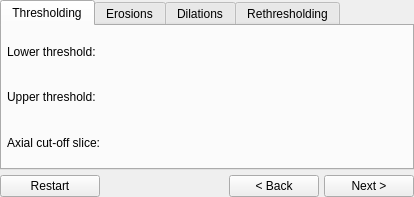
Above: Code/Gui/MITK/Plugins/uk.ac.ucl.cmic.midasmorphologicalsegmentor/src/internal/MIDASMorphologicalSegmentorViewControls.ui from NifTK/NifTK before the change. Below: the same form after it.
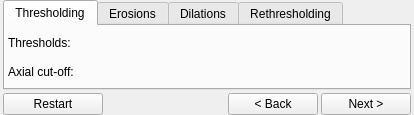
That is the form after the change. The open tabs and pages were chosen to show the change. Custom widgets are drawn as their Qt base class.

Commit message: Bug #2366: MIDAS morpho editor GUI tweaks

```diff
--- a/Code/Gui/MITK/Plugins/uk.ac.ucl.cmic.midasmorphologicalsegmentor/src/internal/MIDASMorphologicalSegmentorViewControls.ui
+++ b/Code/Gui/MITK/Plugins/uk.ac.ucl.cmic.midasmorphologicalsegmentor/src/internal/MIDASMorphologicalSegmentorViewControls.ui
@@ -7,7 +7,7 @@
     <x>0</x>
     <y>0</y>
     <width>414</width>
-    <height>197</height>
+    <height>115</height>
    </rect>
   </property>
   <property name="windowTitle">
@@ -15,9 +15,18 @@
   </property>
   <layout class="QVBoxLayout" name="verticalLayout">
    <property name="spacing">
-    <number>5</number>
+    <number>3</number>
    </property>
-   <property name="margin">
+   <property name="leftMargin">
+    <number>3</number>
+   </property>
+   <property name="topMargin">
+    <number>0</number>
+   </property>
+   <property name="rightMargin">
+    <number>3</number>
+   </property>
+   <property name="bottomMargin">
     <number>0</number>
    </property>
    <item>
@@ -35,63 +44,40 @@
       <attribute name="title">
        <string>Thresholding</string>
       </attribute>
-      <layout class="QGridLayout" name="m_ThresholdingGridLayout" rowstretch="0,0,0" columnstretch="0,1">
+      <layout class="QGridLayout" name="m_ThresholdingGridLayout" rowstretch="0,0" columnstretch="0,1">
        <property name="margin">
-        <number>5</number>
+        <number>3</number>
        </property>
        <property name="spacing">
-        <number>5</number>
+        <number>3</number>
        </property>
-       <item row="2" column="0">
+       <item row="0" column="1">
+        <widget class="ctkRangeWidget" name="m_ThresholdingThresholdsSlider" native="true">
+         <property name="sizePolicy">
+          <sizepolicy hsizetype="Preferred" vsizetype="Preferred">
+           <horstretch>0</horstretch>
+           <verstretch>0</verstretch>
+          </sizepolicy>
+         </property>
+        </widget>
+       </item>
+       <item row="1" column="0">
         <widget class="QLabel" name="m_ThresholdingAxialCutoffLabel">
          <property name="text">
-          <string>Axial cut-off slice:</string>
-         </property>
-        </widget>
-       </item>
-       <item row="1" column="0">
-        <widget class="QLabel" name="m_ThresholdingUpperThresholdLabel">
-         <property name="text">
-          <string>Upper threshold:</string>
-         </property>
-        </widget>
-       </item>
-       <item row="0" column="0">
-        <widget class="QLabel" name="m_ThresholdingLowerThresholdLabel">
-         <property name="sizePolicy">
-          <sizepolicy hsizetype="Preferred" vsizetype="Preferred">
-           <horstretch>0</horstretch>
-           <verstretch>0</verstretch>
-          </sizepolicy>
-         </property>
-         <property name="text">
-          <string>Lower threshold:</string>
-         </property>
-        </widget>
-       </item>
-       <item row="0" column="1">
-        <widget class="ctkSliderWidget" name="m_ThresholdingLowerThresholdSlider" native="true">
-         <property name="sizePolicy">
-          <sizepolicy hsizetype="Preferred" vsizetype="Preferred">
-           <horstretch>0</horstretch>
-           <verstretch>0</verstretch>
-          </sizepolicy>
+          <string>Axial cut-off:</string>
          </property>
         </widget>
        </item>
        <item row="1" column="1">
-        <widget class="ctkSliderWidget" name="m_ThresholdingUpperThresholdSlider" native="true">
-         <property name="sizePolicy">
-          <sizepolicy hsizetype="Preferred" vsizetype="Preferred">
-           <horstretch>0</horstretch>
-           <verstretch>0</verstretch>
-          </sizepolicy>
-         </property>
-        </widget>
-       </item>
-       <item row="2" column="1">
         <widget class="ctkSliderWidget" name="m_ThresholdingAxialCutoffSlider" native="true"/>
        </item>
+       <item row="0" column="0">
+        <widget class="QLabel" name="m_ThresholdingThresholdsLabel">
+         <property name="text">
+          <string>Thresholds:</string>
+         </property>
+        </widget>
+       </item>
       </layout>
      </widget>
      <widget class="QWidget" name="m_ErosionsTab">
@@ -100,10 +86,10 @@
       </attribute>
       <layout class="QGridLayout" name="m_ErosionsGridLayout" columnstretch="0,1">
        <property name="margin">
-        <number>5</number>
+        <number>3</number>
        </property>
        <property name="spacing">
-        <number>5</number>
+        <number>3</number>
        </property>
        <item row="0" column="0">
         <widget class="QLabel" name="m_ErosionsUpperThresholdLabel">
@@ -140,26 +126,12 @@
       </attribute>
       <layout class="QGridLayout" name="gridLayout" columnstretch="0,1">
        <property name="margin">
-        <number>5</number>
+        <number>3</number>
        </property>
        <property name="spacing">
-        <number>5</number>
+        <number>3</number>
        </property>
-       <item row="0" column="0">
-        <widget class="QLabel" name="m_DilationsLowerThresholdLabel">
-         <property name="text">
-          <string>Lower threshold (%):</string>
-         </property>
-        </widget>
-       </item>
        <item row="1" column="0">
-        <widget class="QLabel" name="m_DilationsUpperThresholdLabel">
-         <property name="text">
-          <string>Upper threshold (%):</string>
-         </property>
-        </widget>
-       </item>
-       <item row="2" column="0">
         <widget class="QLabel" name="m_DilationsNumberOfDilationsLabel">
          <property name="text">
           <string>Dilations:</string>
@@ -167,7 +139,7 @@
         </widget>
        </item>
        <item row="0" column="1">
-        <widget class="ctkSliderWidget" name="m_DilationsLowerThresholdSlider" native="true">
+        <widget class="ctkRangeWidget" name="m_DilationsThresholdsSlider" native="true">
          <property name="sizePolicy">
           <sizepolicy hsizetype="Preferred" vsizetype="Preferred">
            <horstretch>0</horstretch>
@@ -176,17 +148,14 @@
          </property>
         </widget>
        </item>
+       <item row="0" column="0">
+        <widget class="QLabel" name="m_DilationsThresholdsLabel">
+         <property name="text">
+          <string>Thresholds (%):</string>
+         </property>
+        </widget>
+       </item>
        <item row="1" column="1">
-        <widget class="ctkSliderWidget" name="m_DilationsUpperThresholdSlider" native="true">
-         <property name="sizePolicy">
-          <sizepolicy hsizetype="Preferred" vsizetype="Preferred">
-           <horstretch>0</horstretch>
-           <verstretch>0</verstretch>
-          </sizepolicy>
-         </property>
-        </widget>
-       </item>
-       <item row="2" column="1">
         <widget class="ctkSliderWidget" name="m_DilationsNumberOfDilationsSlider" native="true"/>
        </item>
       </layout>
@@ -197,10 +166,10 @@
       </attribute>
       <layout class="QGridLayout" name="m_RethresholdingGridLayout" columnstretch="0,1">
        <property name="margin">
-        <number>5</number>
+        <number>3</number>
        </property>
        <property name="spacing">
-        <number>5</number>
+        <number>3</number>
        </property>
        <item row="0" column="1">
         <widget class="ctkSliderWidget" name="m_RethresholdingBoxSizeSlider" native="true">
@@ -226,7 +195,7 @@
    <item>
     <layout class="QHBoxLayout" name="horizontalLayout">
      <property name="spacing">
-      <number>5</number>
+      <number>3</number>
      </property>
      <item>
       <widget class="QPushButton" name="m_RestartButton">
@@ -324,7 +293,13 @@
   <customwidget>
    <class>ctkSliderWidget</class>
    <extends>QWidget</extends>
-   <header>ctkSliderWidget.h</header>
+   <header location="global">ctkSliderWidget.h</header>
+   <container>1</container>
+  </customwidget>
+  <customwidget>
+   <class>ctkRangeWidget</class>
+   <extends>QWidget</extends>
+   <header location="global">ctkRangeWidget.h</header>
    <container>1</container>
   </customwidget>
  </customwidgets>
```
The commit also changes 2 other files.
